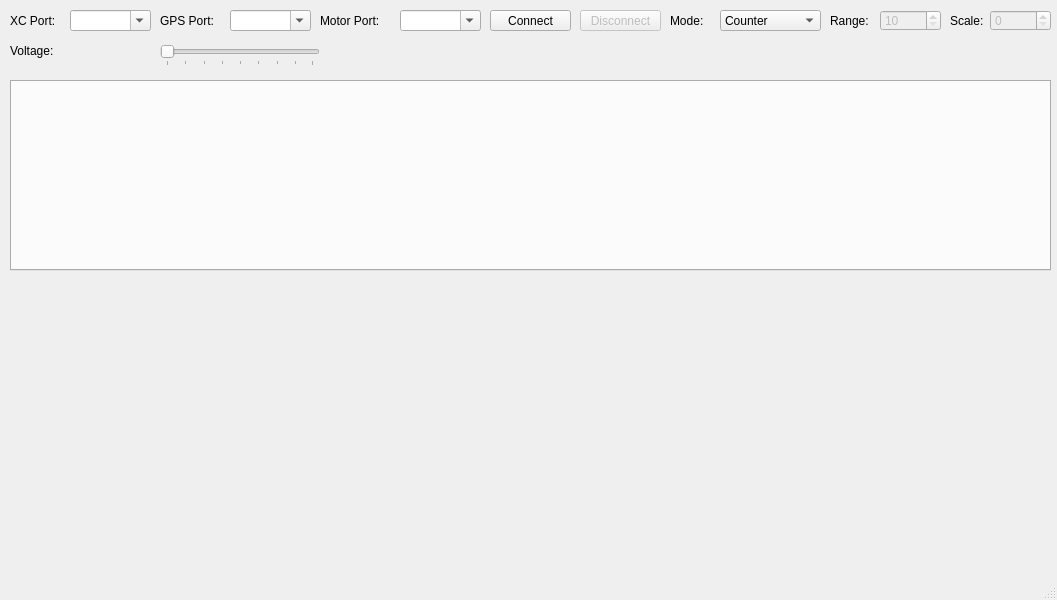
ahp-electronics/xc-gui, file mainwindow.ui: the form before one commit.
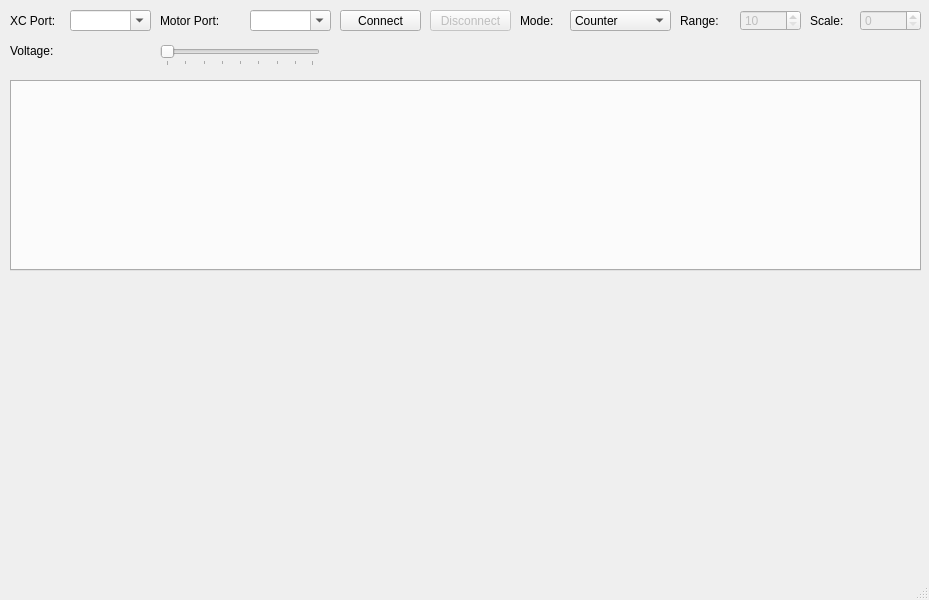
The form after the commit.

Commit message: Removed GPS port

Patch:
```diff
--- a/mainwindow.ui
+++ b/mainwindow.ui
@@ -6,7 +6,7 @@
    <rect>
     <x>0</x>
     <y>0</y>
-    <width>1057</width>
+    <width>929</width>
     <height>600</height>
    </rect>
   </property>
@@ -43,7 +43,7 @@
    <widget class="QPushButton" name="Connect">
     <property name="geometry">
      <rect>
-      <x>490</x>
+      <x>340</x>
       <y>10</y>
       <width>81</width>
       <height>21</height>
@@ -59,7 +59,7 @@
     </property>
     <property name="geometry">
      <rect>
-      <x>580</x>
+      <x>430</x>
       <y>10</y>
       <width>81</width>
       <height>21</height>
@@ -74,7 +74,7 @@
      <rect>
       <x>10</x>
       <y>80</y>
-      <width>1041</width>
+      <width>911</width>
       <height>191</height>
      </rect>
     </property>
@@ -85,7 +85,7 @@
    <widget class="QComboBox" name="Mode">
     <property name="geometry">
      <rect>
-      <x>720</x>
+      <x>570</x>
       <y>10</y>
       <width>101</width>
       <height>21</height>
@@ -110,7 +110,7 @@
    <widget class="QLabel" name="label_2">
     <property name="geometry">
      <rect>
-      <x>670</x>
+      <x>520</x>
       <y>10</y>
       <width>51</width>
       <height>21</height>
@@ -123,7 +123,7 @@
    <widget class="QLabel" name="label_3">
     <property name="geometry">
      <rect>
-      <x>950</x>
+      <x>810</x>
       <y>10</y>
       <width>41</width>
       <height>21</height>
@@ -139,7 +139,7 @@
     </property>
     <property name="geometry">
      <rect>
-      <x>990</x>
+      <x>860</x>
       <y>10</y>
       <width>61</width>
       <height>21</height>
@@ -152,7 +152,7 @@
    <widget class="QLabel" name="label_4">
     <property name="geometry">
      <rect>
-      <x>830</x>
+      <x>680</x>
       <y>10</y>
       <width>51</width>
       <height>21</height>
@@ -168,7 +168,7 @@
     </property>
     <property name="geometry">
      <rect>
-      <x>880</x>
+      <x>740</x>
       <y>10</y>
       <width>61</width>
       <height>21</height>
@@ -181,36 +181,10 @@
      <number>120</number>
     </property>
    </widget>
-   <widget class="QLabel" name="label_5">
-    <property name="geometry">
-     <rect>
-      <x>160</x>
-      <y>10</y>
-      <width>71</width>
-      <height>21</height>
-     </rect>
-    </property>
-    <property name="text">
-     <string>GPS Port:</string>
-    </property>
-   </widget>
-   <widget class="QComboBox" name="GpsPort">
-    <property name="geometry">
-     <rect>
-      <x>230</x>
-      <y>10</y>
-      <width>81</width>
-      <height>21</height>
-     </rect>
-    </property>
-    <property name="editable">
-     <bool>true</bool>
-    </property>
-   </widget>
    <widget class="QLabel" name="label_6">
     <property name="geometry">
      <rect>
-      <x>320</x>
+      <x>160</x>
       <y>10</y>
       <width>81</width>
       <height>21</height>
@@ -223,7 +197,7 @@
    <widget class="QComboBox" name="MotorPort">
     <property name="geometry">
      <rect>
-      <x>400</x>
+      <x>250</x>
       <y>10</y>
       <width>81</width>
       <height>21</height>
```
Left out of the diff: 2 changed lines with no effect on the pictures. The commit also changes 6 other files.
